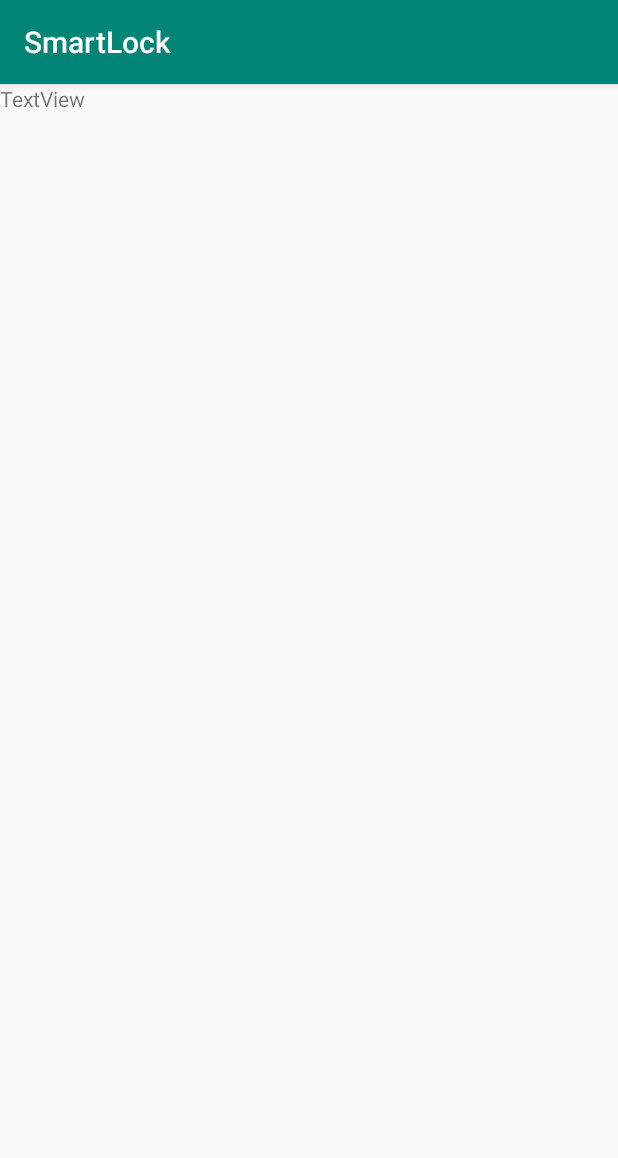
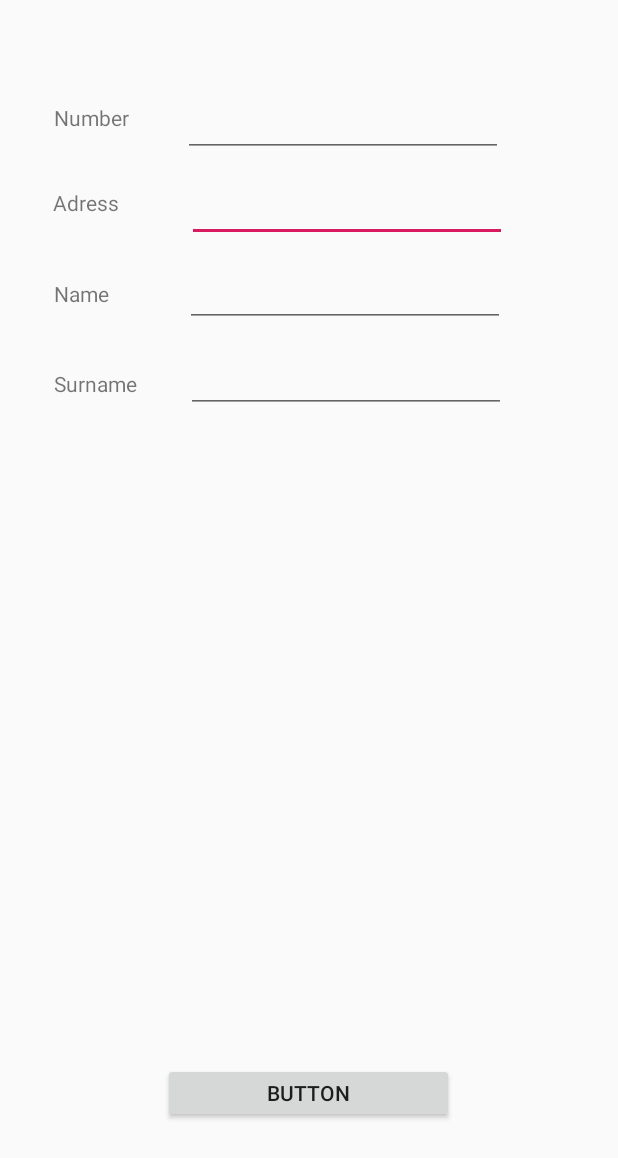
Before and after one commit to DoubleDoo/SmartLock, an Android app: the SecondActivity screen opened directly, with no data from a screen before it, on a phone screen of 412 x 824 dp. Shown: the top 1158 px of the screen. Run offline under Robolectric (Android 15) with nearby library versions, the phone set to English and light mode, and no system bars.

Commit message:
android code development, proteus scheme development, buttons avr code isues

```diff
--- a/Android_code/app/build.gradle
+++ b/Android_code/app/build.gradle
@@ -25,4 +25,5 @@
     testImplementation 'junit:junit:4.12'
     androidTestImplementation 'com.android.support.test:runner:1.0.2'
     androidTestImplementation 'com.android.support.test.espresso:espresso-core:3.0.2'
+    implementation 'com.android.support:design:28.0.0'
 }
--- a/Android_code/app/src/main/java/com/example/smartlock/SecondActivity.java
+++ b/Android_code/app/src/main/java/com/example/smartlock/SecondActivity.java
@@ -20,8 +20,8 @@
 
 
 
-    public void register(android.view.View view)
-    {
-        ((TextView)findViewById(R.id.str)).setX(50);
-    }
+   // public void register(android.view.View view)
+    //{
+      //  ((TextView)findViewById(R.id.str)).setX(50);
+    //}
 }
--- a/Android_code/app/src/main/res/layout/second_activity.xml
+++ b/Android_code/app/src/main/res/layout/second_activity.xml
@@ -1,10 +1,146 @@
 <?xml version="1.0" encoding="utf-8"?>
-<ScrollView xmlns:android="http://schemas.android.com/apk/res/android"
-    android:layout_width="match_parent" android:layout_height="match_parent">
+<android.support.constraint.ConstraintLayout xmlns:android="http://schemas.android.com/apk/res/android"
+    xmlns:app="http://schemas.android.com/apk/res-auto"
+    xmlns:tools="http://schemas.android.com/tools"
+    android:layout_width="match_parent"
+    android:layout_height="match_parent" >
+
+    <EditText
+        android:id="@+id/editText3"
+        android:layout_width="wrap_content"
+        android:layout_height="wrap_content"
+        android:layout_marginStart="8dp"
+        android:layout_marginTop="8dp"
+        android:layout_marginEnd="8dp"
+        android:layout_marginBottom="8dp"
+        android:ems="10"
+        android:inputType="textPostalAddress"
+        app:layout_constraintBottom_toBottomOf="parent"
+        app:layout_constraintEnd_toEndOf="parent"
+        app:layout_constraintHorizontal_bias="0.315"
+        app:layout_constraintStart_toEndOf="@+id/textView"
+        app:layout_constraintTop_toTopOf="parent"
+        app:layout_constraintVertical_bias="0.142" />
+
+    <EditText
+        android:id="@+id/editText4"
+        android:layout_width="wrap_content"
+        android:layout_height="wrap_content"
+        android:layout_marginStart="8dp"
+        android:layout_marginTop="8dp"
+        android:layout_marginEnd="8dp"
+        android:layout_marginBottom="8dp"
+        android:ems="10"
+        android:inputType="phone"
+        app:layout_constraintBottom_toBottomOf="parent"
+        app:layout_constraintEnd_toEndOf="parent"
+        app:layout_constraintHorizontal_bias="0.337"
+        app:layout_constraintStart_toEndOf="@+id/textView2"
+        app:layout_constraintTop_toTopOf="parent"
+        app:layout_constraintVertical_bias="0.067" />
+
+    <EditText
+        android:id="@+id/editText5"
+        android:layout_width="wrap_content"
+        android:layout_height="wrap_content"
+        android:layout_marginStart="8dp"
+        android:layout_marginTop="8dp"
+        android:layout_marginEnd="8dp"
+        android:layout_marginBottom="8dp"
+        android:ems="10"
+        android:inputType="textPersonName"
+        app:layout_constraintBottom_toBottomOf="parent"
+        app:layout_constraintEnd_toEndOf="parent"
+        app:layout_constraintHorizontal_bias="0.388"
+        app:layout_constraintStart_toEndOf="@+id/textView3"
+        app:layout_constraintTop_toTopOf="parent"
+        app:layout_constraintVertical_bias="0.216" />
+
+    <EditText
+        android:id="@+id/editText6"
+        android:layout_width="wrap_content"
+        android:layout_height="wrap_content"
+        android:layout_marginStart="8dp"
+        android:layout_marginTop="8dp"
+        android:layout_marginEnd="8dp"
+        android:layout_marginBottom="8dp"
+        android:ems="10"
+        android:inputType="textPersonName"
+        app:layout_constraintBottom_toBottomOf="parent"
+        app:layout_constraintEnd_toEndOf="parent"
+        app:layout_constraintHorizontal_bias="0.269"
+        app:layout_constraintStart_toEndOf="@+id/textView4"
+        app:layout_constraintTop_toTopOf="parent"
+        app:layout_constraintVertical_bias="0.291" />
 
     <TextView
         android:id="@+id/textView"
-        android:layout_width="match_parent"
+        android:layout_width="wrap_content"
         android:layout_height="wrap_content"
-        android:text="TextView" />
-</ScrollView>
+        android:layout_marginStart="36dp"
+        android:layout_marginTop="8dp"
+        android:layout_marginBottom="8dp"
+        android:text="Number"
+        app:layout_constraintBottom_toBottomOf="parent"
+        app:layout_constraintStart_toStartOf="parent"
+        app:layout_constraintTop_toTopOf="parent"
+        app:layout_constraintVertical_bias="0.077" />
+
+    <TextView
+        android:id="@+id/textView2"
+        android:layout_width="wrap_content"
+        android:layout_height="wrap_content"
+        android:layout_marginStart="32dp"
+        android:layout_marginTop="8dp"
+        android:layout_marginEnd="8dp"
+        android:layout_marginBottom="8dp"
+        android:text="Adress"
+        app:layout_constraintBottom_toBottomOf="parent"
+        app:layout_constraintEnd_toStartOf="@+id/editText3"
+        app:layout_constraintHorizontal_bias="0.074"
+        app:layout_constraintStart_toStartOf="parent"
+        app:layout_constraintTop_toTopOf="parent"
+        app:layout_constraintVertical_bias="0.149" />
+
+    <TextView
+        android:id="@+id/textView3"
+        android:layout_width="wrap_content"
+        android:layout_height="wrap_content"
+        android:layout_marginStart="36dp"
+        android:layout_marginTop="8dp"
+        android:layout_marginBottom="8dp"
+        android:text="Name"
+        app:layout_constraintBottom_toBottomOf="parent"
+        app:layout_constraintStart_toStartOf="parent"
+        app:layout_constraintTop_toTopOf="parent"
+        app:layout_constraintVertical_bias="0.226" />
+
+    <TextView
+        android:id="@+id/textView4"
+        android:layout_width="wrap_content"
+        android:layout_height="wrap_content"
+        android:layout_marginStart="36dp"
+        android:layout_marginTop="8dp"
+        android:layout_marginBottom="8dp"
+        android:text="Surname"
+        app:layout_constraintBottom_toBottomOf="parent"
+        app:layout_constraintStart_toStartOf="parent"
+        app:layout_constraintTop_toTopOf="parent"
+        app:layout_constraintVertical_bias="0.302" />
+
+    <Button
+        android:id="@+id/button4"
+        android:layout_width="194dp"
+        android:layout_height="40dp"
+        android:layout_marginStart="8dp"
+        android:layout_marginTop="8dp"
+        android:layout_marginEnd="8dp"
+        android:layout_marginBottom="8dp"
+        android:text="Button"
+        app:layout_constraintBottom_toBottomOf="parent"
+        app:layout_constraintEnd_toEndOf="parent"
+        app:layout_constraintHorizontal_bias="0.497"
+        app:layout_constraintStart_toStartOf="parent"
+        app:layout_constraintTop_toTopOf="parent"
+        app:layout_constraintVertical_bias="0.912" />
+</android.support.constraint.ConstraintLayout>
--- a/Android_code/app/src/main/res/values/styles.xml
+++ b/Android_code/app/src/main/res/values/styles.xml
@@ -1,11 +1,13 @@
 <resources>
 
     <!-- Base application theme. -->
-    <style name="AppTheme" parent="Theme.AppCompat.Light.DarkActionBar">
+    <style name="AppTheme" parent="Theme.AppCompat.Light.NoActionBar">
         <!-- Customize your theme here. -->
         <item name="colorPrimary">@color/colorPrimary</item>
         <item name="colorPrimaryDark">@color/colorPrimaryDark</item>
         <item name="colorAccent">@color/colorAccent</item>
-    </style>
+        <item name="android:windowFullscreen">true</item>
+        <item name="android:windowNoTitle">true</item>
+        </style>
 
 </resources>
```
Also changed, not shown: Android_code/app/src/main/res/drawable-hdpi/velo.png (added), Android_code/app/src/main/res/drawable-mdpi/velo.png (added), Android_code/app/src/main/res/drawable-xhdpi/velo.png (added), Android_code/app/src/main/res/drawable-xxhdpi/velo.png (added), Android_code/app/src/main/res/drawable-xxxhdpi/velo.png (added), 10 other files.
